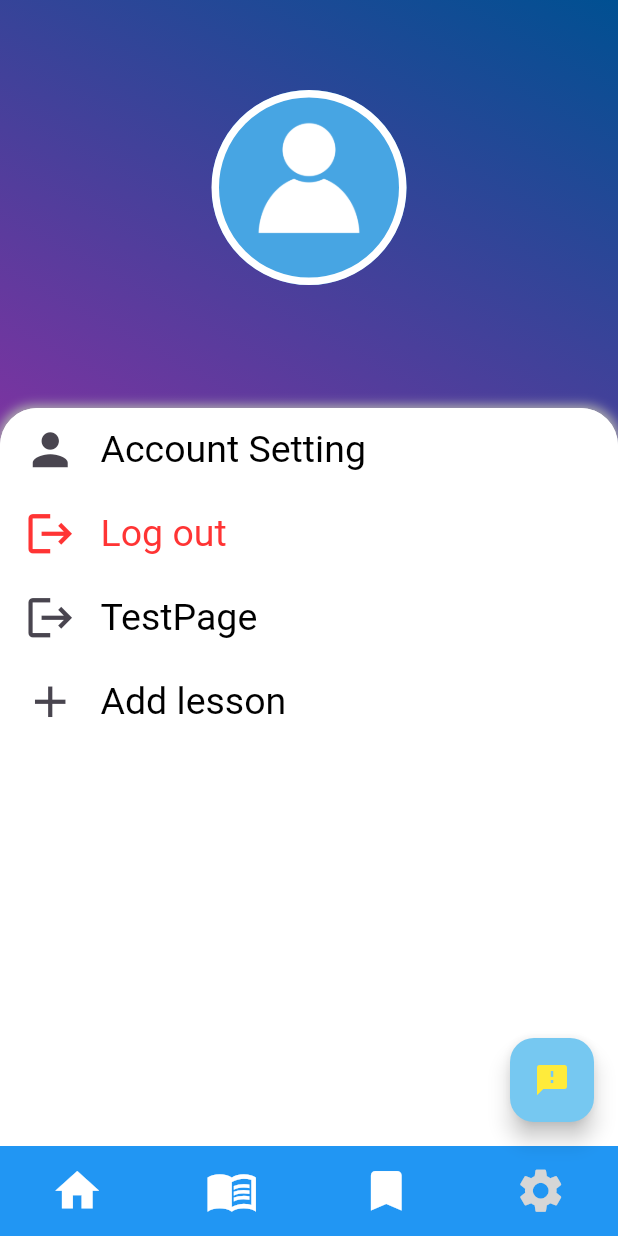
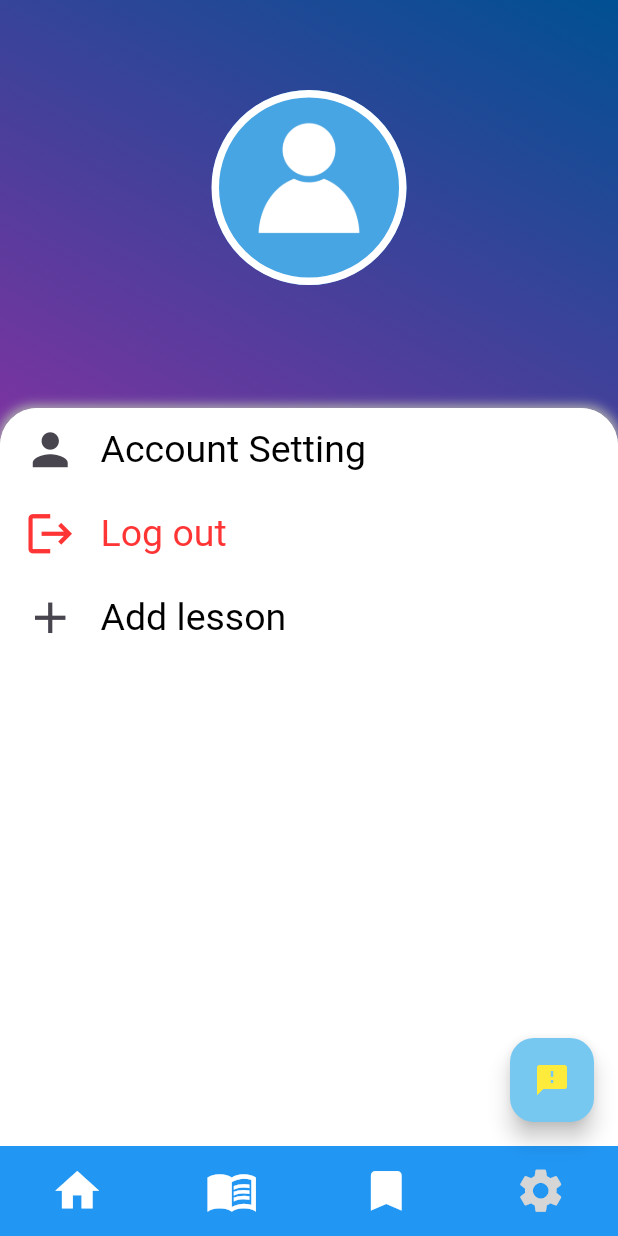
Before and after one commit to justnt47/Study_mobile_application, a Flutter app: the screen it shows once a user with an empty profile is signed in, item 4 of the bottom bar chosen, on a phone screen of 412 x 824 dp. Run offline on Flutter 3.47's test engine with Material 3 defaults, Android fonts, the phone set to English and light mode, and no system bars; our stand-ins replace cloud_firestore, firebase_auth, firebase_core, get, google_fonts, google_sign_in and 1 more; missing offline and left inert: flutter_image_slider; accounts and stored records are empty.

Commit message:
Update settingPage

```diff
--- a/lib/settingPage.dart
+++ b/lib/settingPage.dart
@@ -178,7 +178,7 @@ class _settState extends State<sett> {
                         },
                         // onTap: () => Navigator.pop(context),
                       ),
-                      ListTile(
+                       /*ListTile(
                         leading: Icon(
                           Icons.logout,
                           size: 35,
@@ -196,12 +196,9 @@ class _settState extends State<sett> {
                               context,
                               MaterialPageRoute(
                                   builder: (context) => MyTest()));
-                          // Navigator.pop(context);
                         },
-
-                        // onTap: () => Navigator.pop(context),
-                      ),
-                      ListTile(
+                      ), */
+                       ListTile(
                         leading: Icon(
                           Icons.add,
                           size: 35,
@@ -219,10 +216,7 @@ class _settState extends State<sett> {
                               context,
                               MaterialPageRoute(
                                   builder: (context) => addForm()));
-                          // Navigator.pop(context);
                         },
-
-                        // onTap: () => Navigator.pop(context),
                       ),
                     ],
                   ),
```
